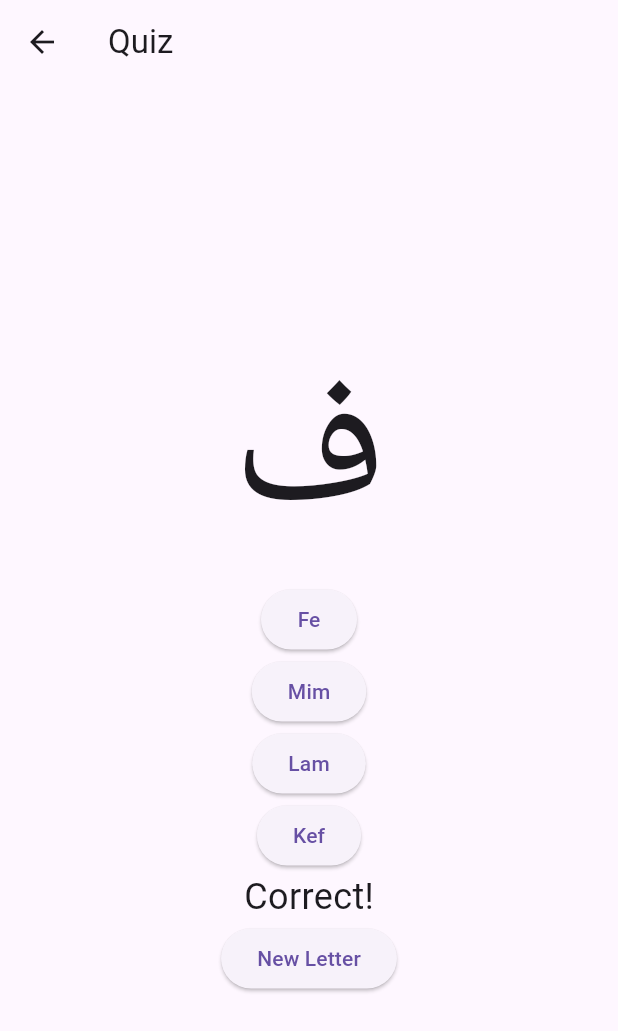
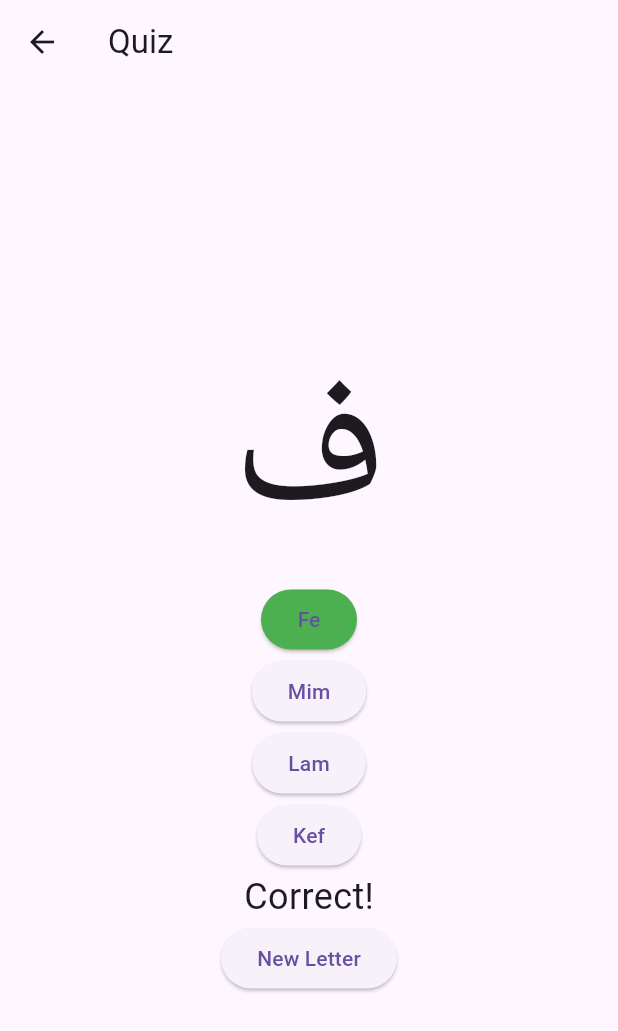
Before and after one commit to meminkbey/learn_arabic, a Flutter app: the QuizScreen screen opened directly, after a tap on "Fe", on a phone screen of 412 x 824 dp. Shown: the top 1031 px of the screen. Run offline on Flutter 3.47's test engine with Material 3 defaults, Android fonts, the phone set to English and light mode, and no system bars.

Commit message:
Color option buttons after answering

```diff
--- a/lib/screens/quiz_screen.dart
+++ b/lib/screens/quiz_screen.dart
@@ -38,6 +38,23 @@ class _QuizScreenState extends State<QuizScreen> {
     });
   }
 
+  // Returns the background color for an option button.
+  // null means "use the default button color".
+  Color? _buttonColor(Letter option) {
+    if (_selected == null) {
+      return null;
+    }
+    if (option == _question) {
+      return Colors.green;
+    }
+
+    if (option == _selected) {
+      return Colors.red;
+    }
+
+    return null;
+  }
+
   @override
   Widget build(BuildContext context) {
     return Scaffold(
@@ -49,6 +66,9 @@ class _QuizScreenState extends State<QuizScreen> {
             Text(_question.arabic, style: const TextStyle(fontSize: 120)),
             for (final option in _options)
               ElevatedButton(
+                style: ElevatedButton.styleFrom(
+                  backgroundColor: _buttonColor(option),
+                ),
                 onPressed: () => _checkAnswer(option),
                 child: Text(option.name),
               ),
```
